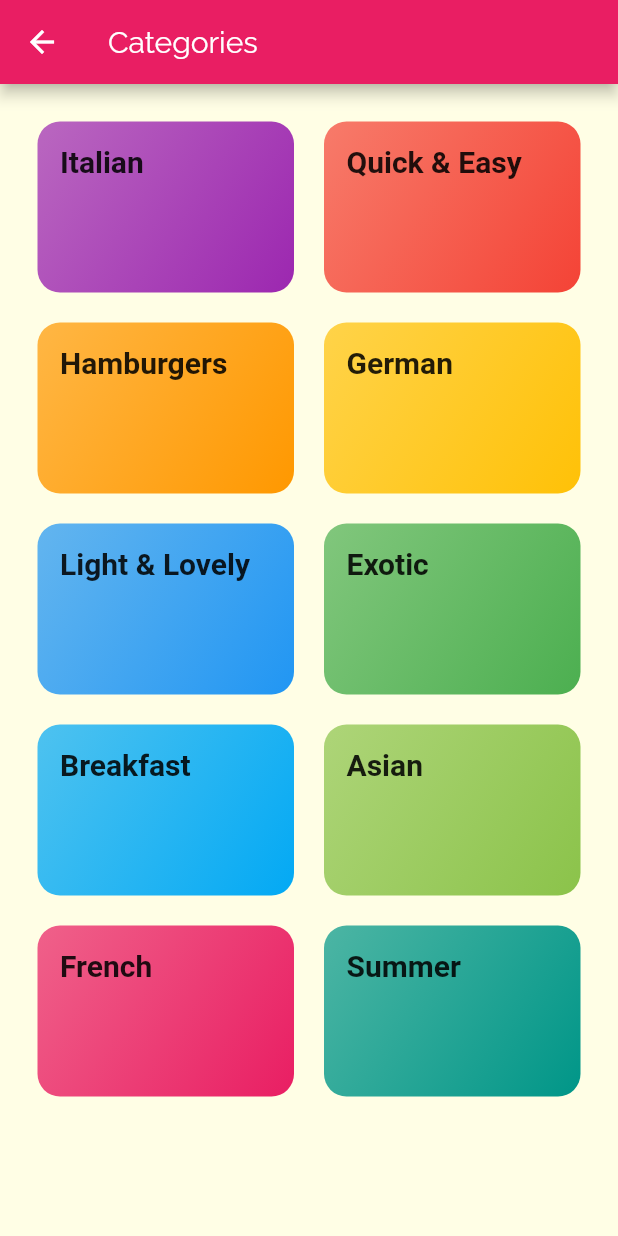
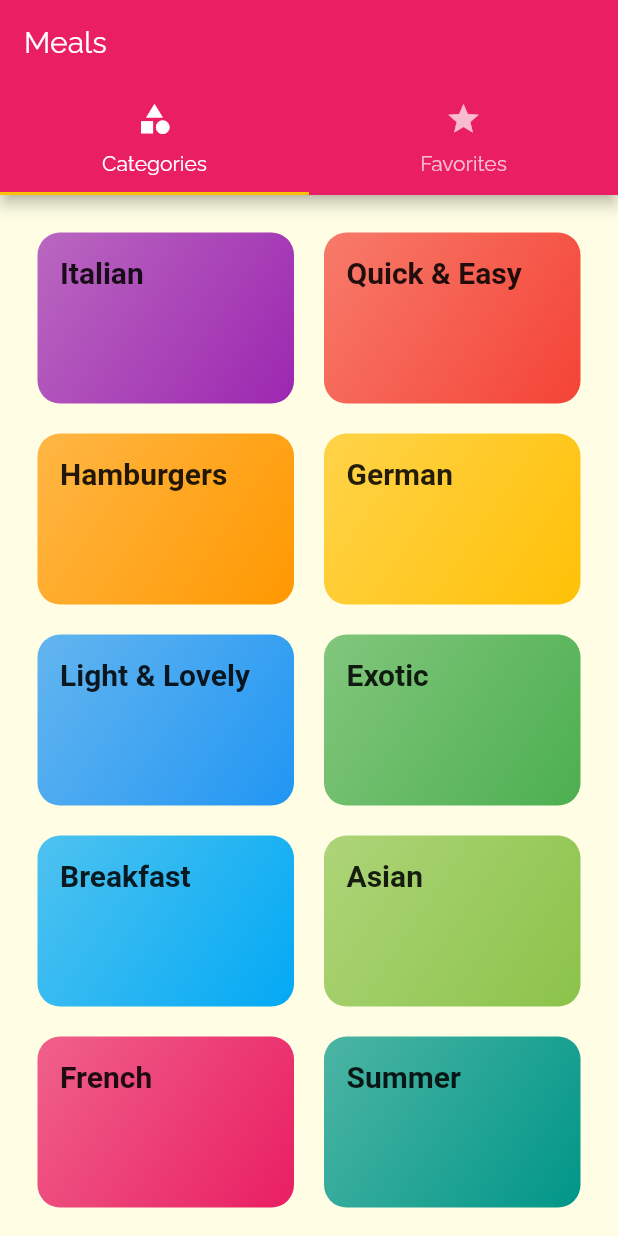
Before and after one commit to rifat0153/Flutter-Meals-App, a Flutter app: the screen it shows after launch, on a phone screen of 412 x 824 dp. Run offline on Flutter 3.47's test engine with Material 2 defaults, Android fonts, the phone set to English and light mode, and no system bars; our stand-ins replace get.

Commit message:
defalut tabscreen implemented

```diff
--- a/lib/main.dart
+++ b/lib/main.dart
@@ -1,7 +1,9 @@
 import 'package:flutter/material.dart';
 import 'package:get/get.dart';
 import 'package:meals/screens/category_meals_screen.dart';
+import 'package:meals/screens/favorites_screen.dart';
 import 'package:meals/screens/meal_detail_screen.dart';
+import 'package:meals/screens/tab_screen.dart';
 import 'screens/categories_screen.dart';
 
 void main() {
@@ -32,11 +34,11 @@ class MyApp extends StatelessWidget {
               fontWeight: FontWeight.bold,
             )),
       ),
-      home: CategoriesScreen(),
+      home: TabsScreen(),
       // routes: {
       //   CategoryMealsScreen.routeName: (ctx) => CategoryMealsScreen(),
       // },
-      initialRoute: '/home',
+      // initialRoute: '/home',
       // routes: {
       //   CategoriesScreen.routeName: (ctx) => CategoriesScreen(),
       //   CategoryMealsScreen.routeName: (ctx) => CategoryMealsScreen(),
--- a/lib/screens/categories_screen.dart
+++ b/lib/screens/categories_screen.dart
@@ -7,11 +7,7 @@ class CategoriesScreen extends StatelessWidget {
   static const routeName = '/categories';
   @override
   Widget build(BuildContext context) {
-    return Scaffold(
-      appBar: AppBar(
-        title: const Text('Categories'),
-      ),
-      body: GridView(
+    return GridView(
       padding: const EdgeInsets.all(25),
       children: DUMMY_CATEGORIES.map((cat) {
         return CategoryItem(
@@ -26,7 +22,6 @@ class CategoriesScreen extends StatelessWidget {
         crossAxisSpacing: 20,
         mainAxisSpacing: 20,
       ),
-      ),
     );
   }
 }
--- /dev/null
+++ b/lib/screens/favorites_screen.dart
@@ -0,0 +1,8 @@
+import 'package:flutter/material.dart';
+
+class FavoritesScreen extends StatelessWidget {
+  @override
+  Widget build(BuildContext context) {
+    return Center(child: Text('Fav'));
+  }
+}
--- /dev/null
+++ b/lib/screens/tab_screen.dart
@@ -0,0 +1,30 @@
+import 'package:flutter/material.dart';
+import 'package:meals/screens/categories_screen.dart';
+import 'package:meals/screens/favorites_screen.dart';
+
+class TabsScreen extends StatefulWidget {
+  @override
+  _TabsScreenState createState() => _TabsScreenState();
+}
+
+class _TabsScreenState extends State<TabsScreen> {
+  @override
+  Widget build(BuildContext context) {
+    return DefaultTabController(
+      length: 2,
+      child: Scaffold(
+        appBar: AppBar(
+          title: Text('Meals'),
+          bottom: TabBar(tabs: [
+            Tab(icon: Icon(Icons.category), text: 'Categories'),
+            Tab(icon: Icon(Icons.star), text: 'Favorites'),
+          ]),
+        ),
+        body: TabBarView(children: <Widget>[
+          CategoriesScreen(),
+          FavoritesScreen(),
+        ]),
+      ),
+    );
+  }
+}
```
Lines whose indentation alone changed are shown as unchanged.
